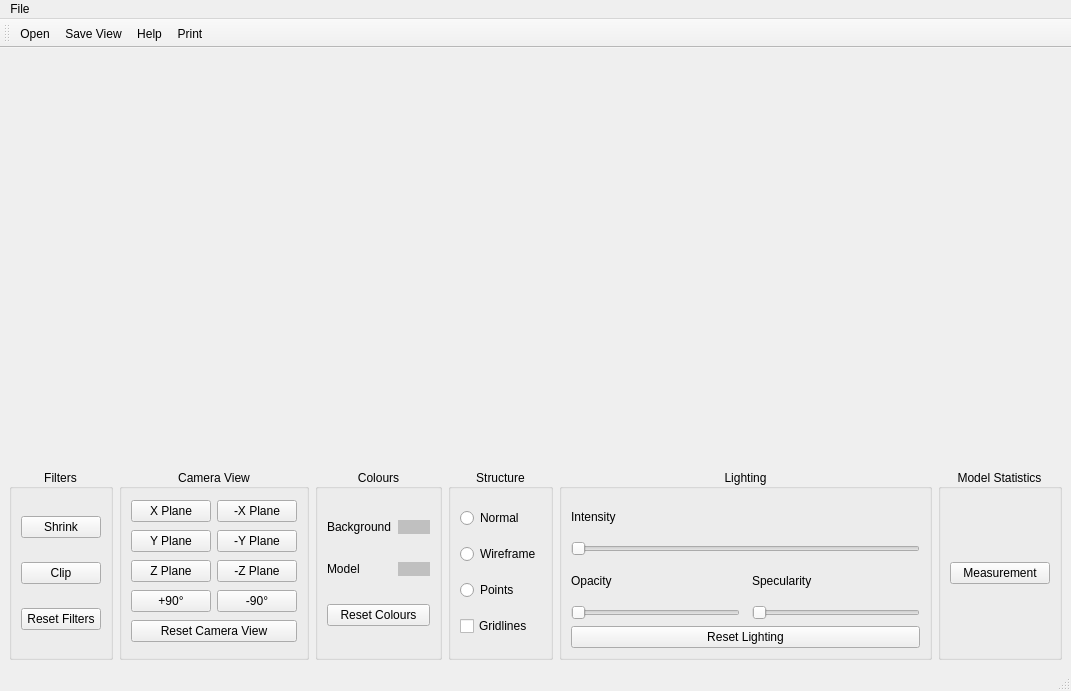
Qt form lib/ModelRenderer/modelwindow.ui (KurusView/KurusView) before a commit.
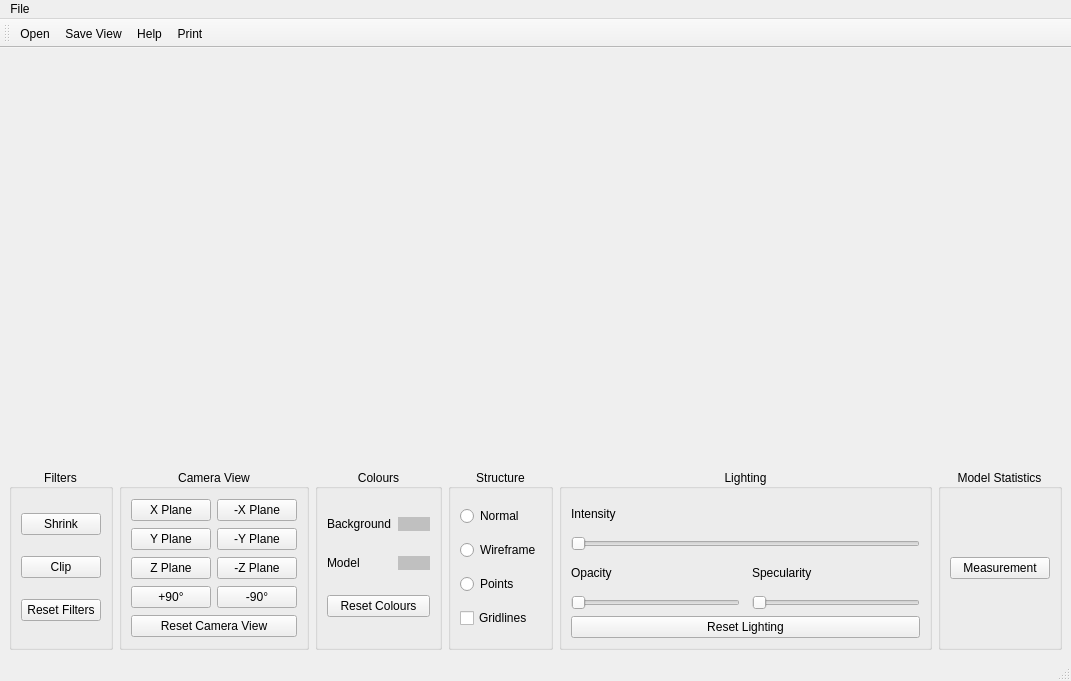
The same form after that commit. Icons and pictures are not drawn. Custom widgets are drawn as their Qt base class.

Commit message: Implement light intensity slider

Patch:
```diff
--- a/lib/ModelRenderer/modelwindow.ui
+++ b/lib/ModelRenderer/modelwindow.ui
@@ -7,7 +7,7 @@
     <x>0</x>
     <y>0</y>
     <width>1071</width>
-    <height>691</height>
+    <height>681</height>
    </rect>
   </property>
   <property name="windowTitle">
```
Left out of the diff: 2 changed lines with no effect on the pictures. The commit also changes 2 other files.
